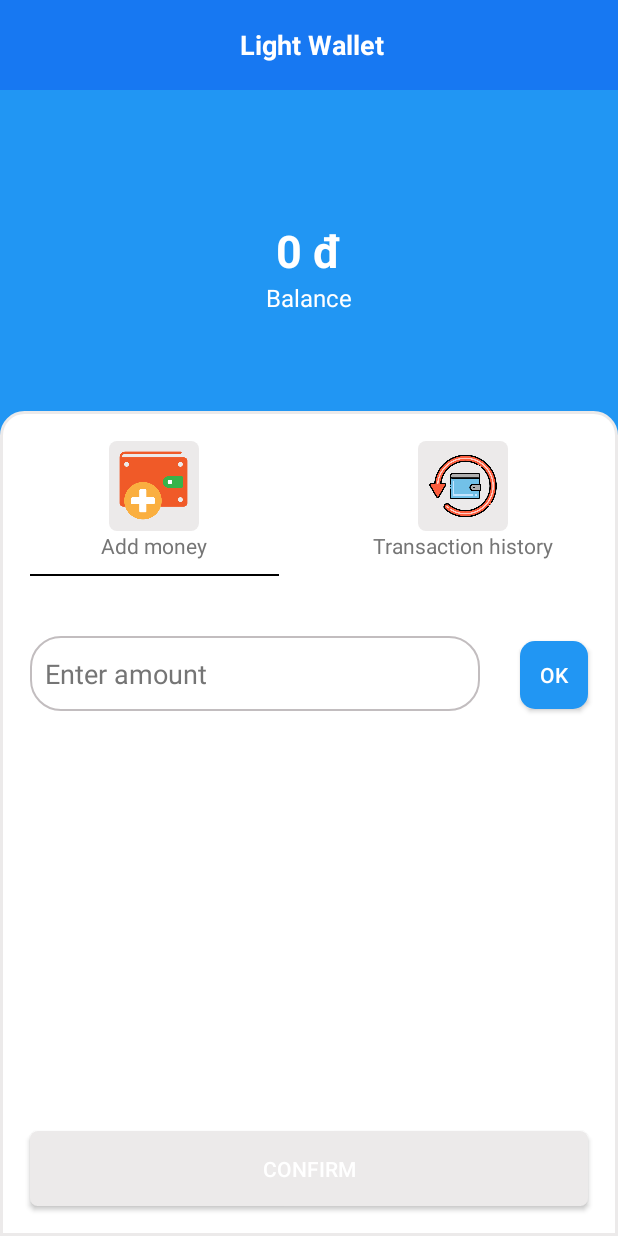
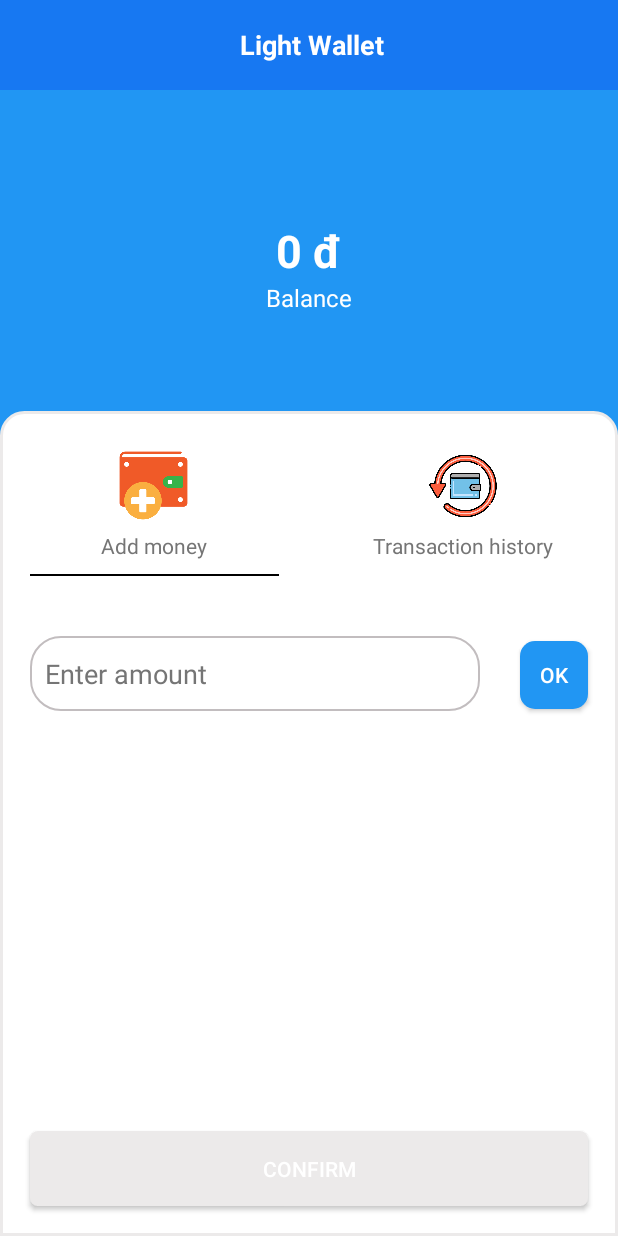
Before and after one commit to quanhspdz/Lightning, an Android app: the WalletActivity screen opened directly, with no data from a screen before it, on a phone screen of 412 x 824 dp. Run offline under Robolectric (Android 15) with nearby library versions, the phone set to English and light mode, and no system bars.

Commit message:
design l-wallet act

```diff
--- a/app/src/main/res/layout/activity_wallet.xml
+++ b/app/src/main/res/layout/activity_wallet.xml
@@ -80,8 +80,7 @@
                     android:layout_width="60dp"
                     android:layout_height="60dp"
                     android:clickable="false"
-                    android:layout_centerHorizontal="true"
-                    android:background="@drawable/button_background_grey_line">
+                    android:layout_centerHorizontal="true">
 
                     <ImageView
                         android:layout_width="50dp"
@@ -123,8 +122,7 @@
                     android:layout_width="60dp"
                     android:layout_height="60dp"
                     android:clickable="false"
-                    android:layout_centerHorizontal="true"
-                    android:background="@drawable/button_background_grey_line">
+                    android:layout_centerHorizontal="true">
 
                     <ImageView
                         android:layout_width="45dp"
```
